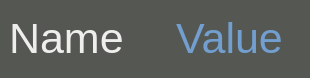
Above: Native/GaiaInspectionTile/TileWindow.ui from GaiaCommittee/GaiaInspectionService before the change. Below: the same form after it.
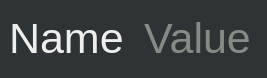
That is the form after the change.

Commit message: Add comment on the source of generated qt header files.

```diff
--- a/Native/GaiaInspectionTile/TileWindow.ui
+++ b/Native/GaiaInspectionTile/TileWindow.ui
@@ -6,7 +6,7 @@
    <rect>
     <x>0</x>
     <y>0</y>
-    <width>310</width>
+    <width>267</width>
     <height>78</height>
    </rect>
   </property>
@@ -26,7 +26,7 @@
    <bool>false</bool>
   </property>
   <property name="styleSheet">
-   <string notr="true">background-color: rgb(85, 87, 83);</string>
+   <string notr="true">background-color: rgb(46, 52, 54);</string>
   </property>
   <widget class="QWidget" name="centralwidget">
    <property name="sizePolicy">
@@ -76,7 +76,7 @@
          </font>
         </property>
         <property name="styleSheet">
-         <string notr="true">color: rgb(114, 159, 207);</string>
+         <string notr="true">color: rgb(136, 138, 133);</string>
         </property>
         <property name="frameShape">
          <enum>QFrame::NoFrame</enum>
```
The commit also changes 2 other files.
